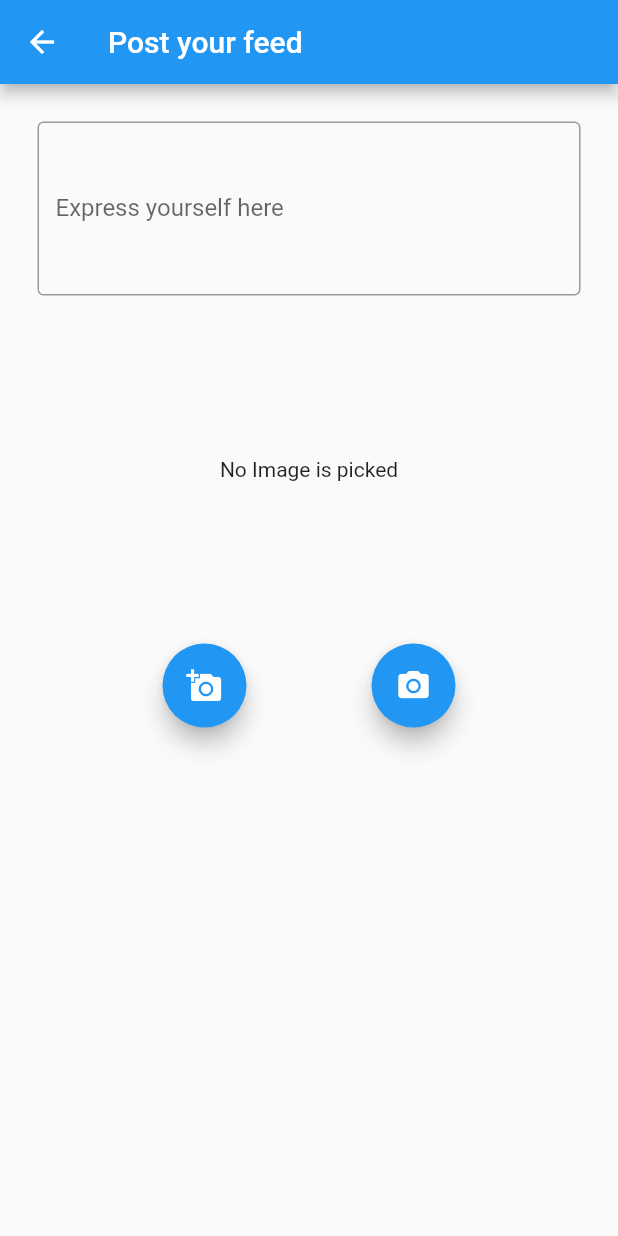
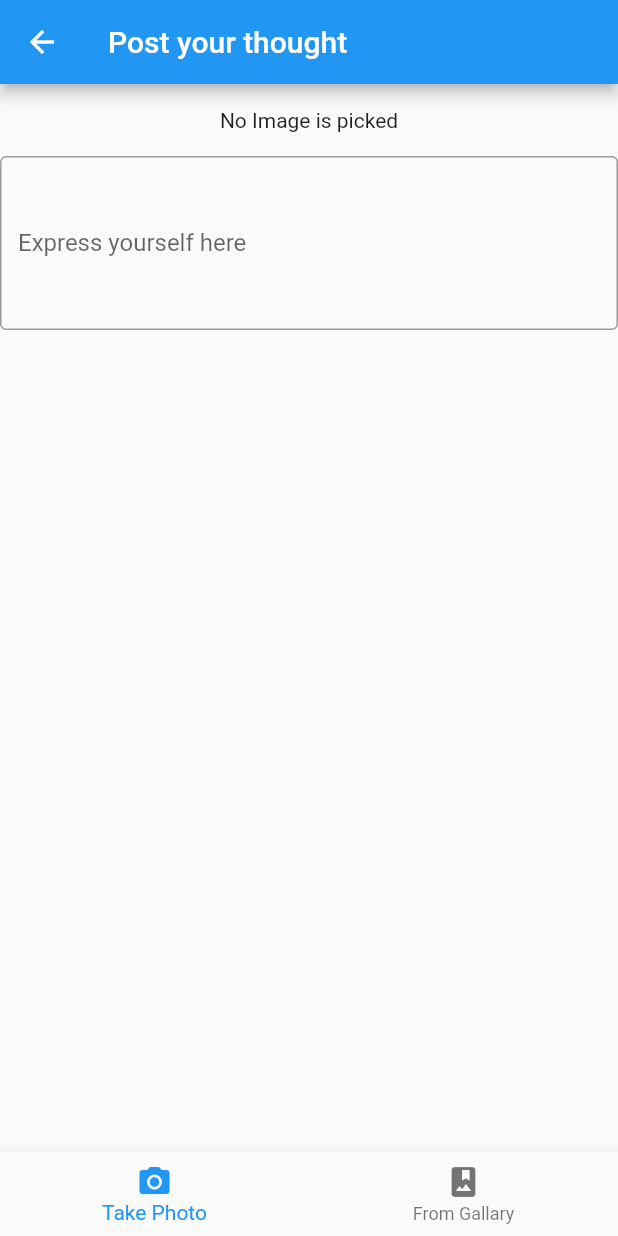
Before and after one commit to shekharkumargupta/family, a Flutter app: the PostForm screen opened directly, on a phone screen of 412 x 824 dp. Run offline on Flutter 3.47's test engine with Material 2 defaults, Android fonts, the phone set to English and light mode, and no system bars; our stand-ins replace carousel_slider, image_picker, persistent_bottom_nav_bar; missing offline and left inert: loading_animations; network calls fail.

Commit message:
Added BottomNavigationBar on PostForm screen

```diff
--- a/lib/view/PostForm.dart
+++ b/lib/view/PostForm.dart
@@ -2,6 +2,7 @@ import 'dart:io';
 import 'package:family/widgets/ImageSlider.dart';
 import 'package:flutter/material.dart';
 import 'package:image_picker/image_picker.dart';
+import 'package:persistent_bottom_nav_bar/persistent-tab-view.dart';
 
 class PostForm extends StatefulWidget {
 
@@ -16,6 +17,7 @@ class PostForm extends StatefulWidget {
 class PostFormState extends State<PostForm> {
 
   final _formKey = GlobalKey<FormState>();
+  int selectedIndex = 0;
   File imageFile;
 
   Future getImageFromCamera() async {
@@ -45,20 +47,42 @@ class PostFormState extends State<PostForm> {
 
   @override
   Widget build(BuildContext context) {
+
     return Scaffold(
-      appBar: AppBar(title: Text('Post your feed'),),
-      body: Padding(
-        padding: EdgeInsets.all(25.0),
-        child:  Center(
-          child: Column(
-            mainAxisAlignment: MainAxisAlignment.start,
-            children: <Widget>[
-              createPostForm(context)
-            ],
+      appBar: AppBar(
+        title: const Text('Post your thought'),
+      ),
+      body: Center(
+        child: createPostForm(context),
+      ),
+      bottomNavigationBar: BottomNavigationBar(
+        items: const <BottomNavigationBarItem>[
+          BottomNavigationBarItem(
+            icon: Icon(Icons.camera_alt),
+            label: 'Take Photo',
           ),
-        ),
+          BottomNavigationBarItem(
+            icon: Icon(Icons.photo_album),
+            label: 'From Gallary',
+          )
+        ],
+        currentIndex: selectedIndex,
+        onTap: onItemTapped,
       ),
     );
+  }
+
+  void onItemTapped(int index) {
+    setState(() {
+      selectedIndex = index;
+    });
+
+    if(selectedIndex == 0){
+      getImageFromCamera();
+    }
+    if(selectedIndex == 1){
+      getImageFromGallary();
+    }
   }
 
   Widget createPostForm(BuildContext context){
@@ -67,20 +91,11 @@ class PostFormState extends State<PostForm> {
       child: Form(
         child: Column(
           children: <Widget>[
-            TextFormField(
-              maxLines: 4,
-              decoration: InputDecoration(
-                border: OutlineInputBorder(
-
-                ),
-                labelText: 'Express yourself here'
-              ),
-            ),
             Padding(
               padding: const EdgeInsets.all(16.0),
               child: Container(
                 width: MediaQuery.of(context).size.width,
-                height: 200.0,
+                //height: 200.0,
                 child: Center(
                   child: imageFile == null
                       ? Text("No Image is picked")
@@ -88,21 +103,16 @@ class PostFormState extends State<PostForm> {
                 ),
               ),
             ),
-            Row(
-              mainAxisAlignment: MainAxisAlignment.spaceEvenly,
-              children: <Widget>[
-                FloatingActionButton(
-                  onPressed: getImageFromCamera,
-                  tooltip: "pickImage",
-                  child: Icon(Icons.add_a_photo),
-                ),
-                FloatingActionButton(
-                  onPressed: getImageFromGallary,
-                  tooltip: "Pick Image",
-                  child: Icon(Icons.camera_alt),
-                )
-              ],
-            )
+
+            TextFormField(
+              maxLines: 4,
+              decoration: InputDecoration(
+                  border: OutlineInputBorder(
+
+                  ),
+                  labelText: 'Express yourself here'
+              ),
+            ),
           ],
         ),
       ),
--- a/pubspec.yaml
+++ b/pubspec.yaml
@@ -33,6 +33,7 @@ dependencies:
   loading_animations: "^2.1.0"
   path_provider: ^2.0.3
   image_picker: ^0.8.4
+  persistent_bottom_nav_bar: any
 
 dev_dependencies:
   flutter_test:
```
Also changed, not shown: pubspec.lock.
